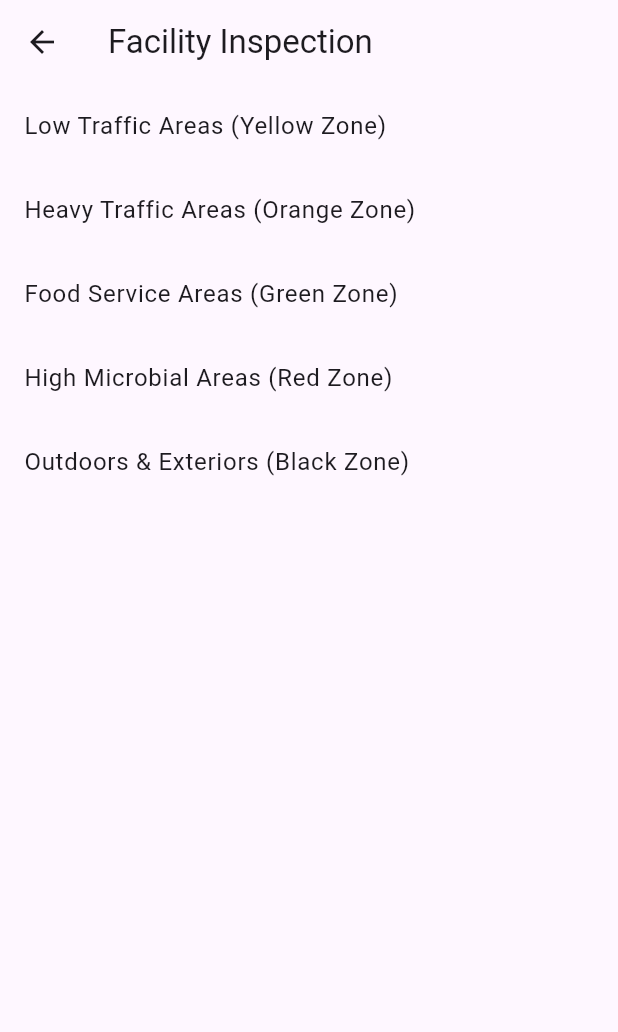
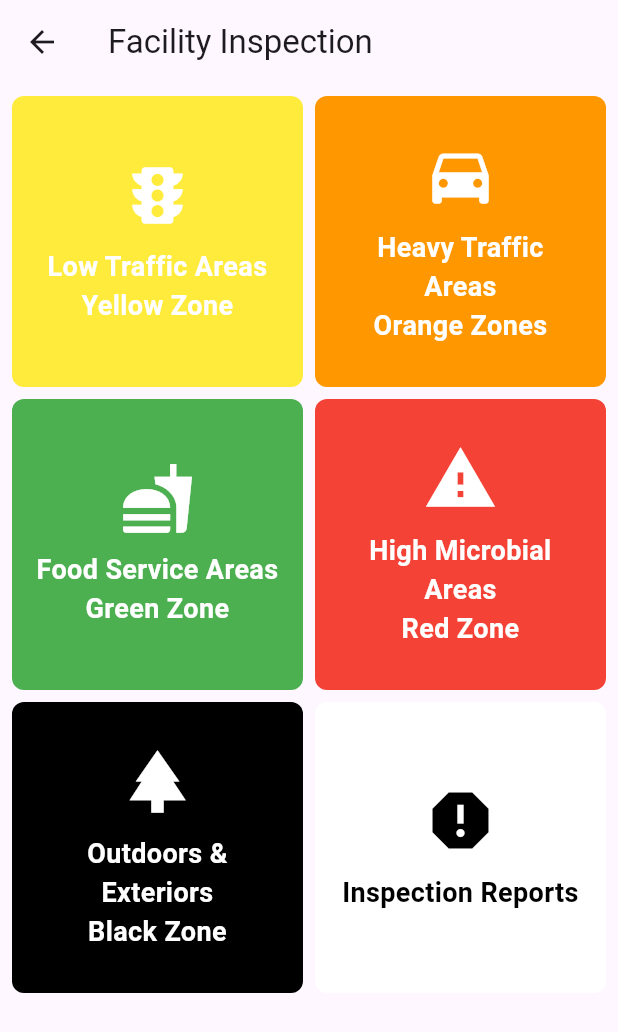
Before and after one commit to bbnoni/SpakleanAppProdFlutter, a Flutter app: the FacilityInspectionScreen screen opened directly with empty values, on a phone screen of 412 x 824 dp. Shown: the top 1032 px of the screen. Run offline on Flutter 3.47's test engine with Material 3 defaults, Android fonts, the phone set to English and light mode, and no system bars; network calls fail.

```diff
--- a/lib/screens/facility_inspection_screen.dart
+++ b/lib/screens/facility_inspection_screen.dart
@@ -4,89 +4,118 @@ import 'zone_detail_screen.dart';
 
 class FacilityInspectionScreen extends StatelessWidget {
   final String userId; // Add userId as a parameter
+  final String officeId; // Add officeId as a parameter
 
-  FacilityInspectionScreen({required this.userId});
+  const FacilityInspectionScreen(
+      {super.key, required this.userId, required this.officeId});
 
   @override
   Widget build(BuildContext context) {
     return Scaffold(
       appBar: AppBar(
-        title: Text('Facility Inspection'),
+        title: const Text('Facility Inspection'),
       ),
-      body: ListView(
+      body: Padding(
+        padding: const EdgeInsets.all(8.0),
+        child: GridView.count(
+          crossAxisCount: 2,
+          crossAxisSpacing: 8.0,
+          mainAxisSpacing: 8.0,
           children: <Widget>[
-          ListTile(
-            title: Text('Low Traffic Areas (Yellow Zone)'),
+            _buildInspectionTile(
+              context,
+              'Low Traffic Areas\nYellow Zone',
+              Colors.yellow,
+              Icons.traffic,
+              'Low Traffic Areas (Yellow Zone)',
+            ),
+            _buildInspectionTile(
+              context,
+              'Heavy Traffic Areas\nOrange Zones',
+              Colors.orange,
+              Icons.directions_car,
+              'Heavy Traffic Areas (Orange Zone)',
+            ),
+            _buildInspectionTile(
+              context,
+              'Food Service Areas\nGreen Zone',
+              Colors.green,
+              Icons.fastfood,
+              'Food Service Areas (Green Zone)',
+            ),
+            _buildInspectionTile(
+              context,
+              'High Microbial Areas\nRed Zone',
+              Colors.red,
+              Icons.warning,
+              'High Microbial Areas (Red Zone)',
+            ),
+            _buildInspectionTile(
+              context,
+              'Outdoors & Exteriors\nBlack Zone',
+              Colors.black,
+              Icons.park,
+              'Outdoors & Exteriors (Black Zone)',
+            ),
+            _buildInspectionTile(
+              context,
+              'Inspection Reports',
+              Colors.white,
+              Icons.report,
+              'Inspection Reports',
+              textColor: Colors.black,
+            ),
+          ],
+        ),
+      ),
+    );
+  }
+
+  // Reusable method to build grid tiles and navigate
+  Widget _buildInspectionTile(
+    BuildContext context,
+    String title,
+    Color bgColor,
+    IconData icon,
+    String zone, {
+    Color textColor = Colors.white,
+  }) {
+    return GestureDetector(
       onTap: () {
-              // Pass userId and zone when navigating
+        // Navigate to ZoneDetailScreen and pass the userId, zone, and officeId
         Navigator.push(
           context,
           MaterialPageRoute(
             builder: (context) => ZoneDetailScreen(
-                    zone: 'Low Traffic Areas (Yellow Zone)',
+              zone: zone, // Pass the zone as the title
               userId: userId, // Pass the userId
+              officeId: officeId, // Pass the officeId
             ),
           ),
         );
       },
+      child: Container(
+        padding: const EdgeInsets.all(16.0),
+        decoration: BoxDecoration(
+          color: bgColor,
+          borderRadius: BorderRadius.circular(8.0),
         ),
-          ListTile(
-            title: Text('Heavy Traffic Areas (Orange Zone)'),
-            onTap: () {
-              Navigator.push(
-                context,
-                MaterialPageRoute(
-                  builder: (context) => ZoneDetailScreen(
-                    zone: 'Heavy Traffic Areas (Orange Zone)',
-                    userId: userId, // Pass the userId
+        child: Column(
+          mainAxisAlignment: MainAxisAlignment.center,
+          children: <Widget>[
+            Icon(icon, size: 50, color: textColor),
+            const SizedBox(height: 10),
+            Text(
+              title,
+              textAlign: TextAlign.center,
+              style: TextStyle(
+                fontSize: 18,
+                fontWeight: FontWeight.bold,
+                color: textColor,
               ),
             ),
-              );
-            },
+          ],
         ),
-          ListTile(
-            title: Text('Food Service Areas (Green Zone)'),
-            onTap: () {
-              Navigator.push(
-                context,
-                MaterialPageRoute(
-                  builder: (context) => ZoneDetailScreen(
-                    zone: 'Food Service Areas (Green Zone)',
-                    userId: userId, // Pass the userId
-                  ),
-                ),
-              );
-            },
-          ),
-          ListTile(
-            title: Text('High Microbial Areas (Red Zone)'),
-            onTap: () {
-              Navigator.push(
-                context,
-                MaterialPageRoute(
-                  builder: (context) => ZoneDetailScreen(
-                    zone: 'High Microbial Areas (Red Zone)',
-                    userId: userId, // Pass the userId
-                  ),
-                ),
-              );
-            },
-          ),
-          ListTile(
-            title: Text('Outdoors & Exteriors (Black Zone)'),
-            onTap: () {
-              Navigator.push(
-                context,
-                MaterialPageRoute(
-                  builder: (context) => ZoneDetailScreen(
-                    zone: 'Outdoors & Exteriors (Black Zone)',
-                    userId: userId, // Pass the userId
-                  ),
-                ),
-              );
-            },
-          ),
-        ],
       ),
     );
   }
--- a/lib/screens/rooms_screen.dart
+++ b/lib/screens/rooms_screen.dart
@@ -7,7 +7,7 @@ import 'package:http/http.dart' as http;
 class RoomsScreen extends StatefulWidget {
   final String zone; // The zone selected from the FacilityInspectionScreen
 
-  RoomsScreen({required this.zone});
+  const RoomsScreen({super.key, required this.zone});
 
   @override
   _RoomsScreenState createState() => _RoomsScreenState();
@@ -39,7 +39,7 @@ class _RoomsScreenState extends State<RoomsScreen> {
     } else {
       // Handle API error
       ScaffoldMessenger.of(context).showSnackBar(
-        SnackBar(content: Text('Failed to fetch rooms')),
+        const SnackBar(content: Text('Failed to fetch rooms')),
       );
       setState(() {
         _isLoading = false;
@@ -54,7 +54,7 @@ class _RoomsScreenState extends State<RoomsScreen> {
         title: Text('${widget.zone} Zone Rooms'),
       ),
       body: _isLoading
-          ? Center(
+          ? const Center(
               child:
                   CircularProgressIndicator()) // Show loading indicator while fetching rooms
           : ListView.builder(
```
Also changed, not shown: lib/main.dart (+12 -5 lines), lib/screens/admin_page.dart (+15 -12 lines), lib/screens/checkpoint_screen.dart (+78 -40 lines), lib/screens/error_screen.dart (deleted, +0 -15 lines), lib/screens/login_screen.dart (+8 -6 lines), lib/screens/office_screen.dart (+10 -7 lines), lib/screens/room_list_screen.dart (deleted, +0 -28 lines), lib/screens/scoreboard_screen.dart (+132 -24 lines), lib/screens/zone_detail_screen.dart (+11 -6 lines), 4 other files. Lines whose indentation alone changed are shown as unchanged.
